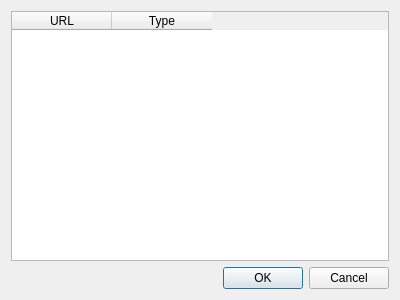
Before: the Qt Designer form src/editor/ui/resourceswidget.ui in tdauth/wc3lib, drawn with Qt 5.
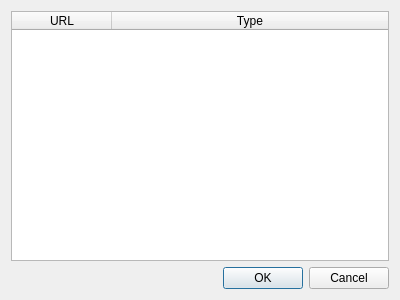
After: the same form once the commit is applied.

```diff
--- a/src/editor/ui/resourceswidget.ui
+++ b/src/editor/ui/resourceswidget.ui
@@ -16,6 +16,9 @@
   <layout class="QGridLayout" name="gridLayout">
    <item row="0" column="0">
     <widget class="QTableWidget" name="tableWidget">
+     <attribute name="horizontalHeaderStretchLastSection">
+      <bool>true</bool>
+     </attribute>
      <column>
       <property name="text">
        <string>URL</string>
```
